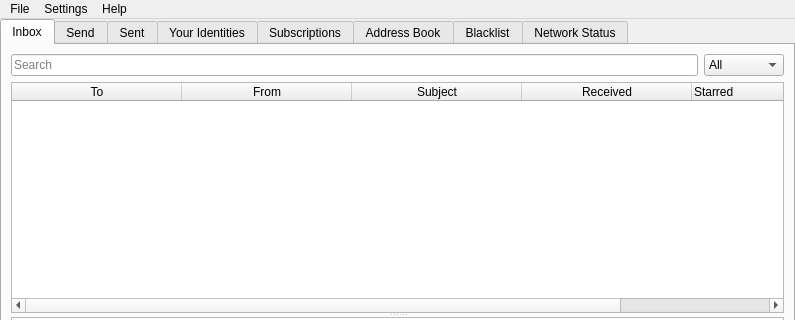
Before: the Qt Designer form src/bitmessageqt/bitmessageui.ui in Bitmessage/PyBitmessage, drawn with Qt 5; both pictures show x 0 to 795 and y 0 to 320 of the 795 by 580 pixel window.
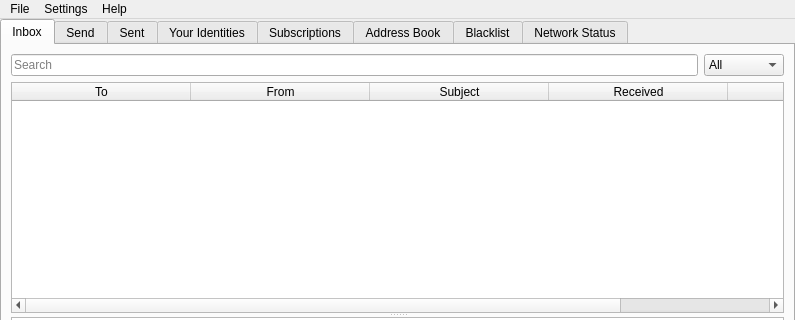
After: the same form once the commit is applied. Icons and pictures are not drawn.

Patch:
```diff
--- a/src/bitmessageqt/bitmessageui.ui
+++ b/src/bitmessageqt/bitmessageui.ui
@@ -145,13 +145,13 @@
             <bool>true</bool>
            </attribute>
            <attribute name="horizontalHeaderDefaultSectionSize">
-            <number>170</number>
+            <number>179</number>
            </attribute>
            <attribute name="horizontalHeaderHighlightSections">
             <bool>false</bool>
            </attribute>
            <attribute name="horizontalHeaderMinimumSectionSize">
-            <number>50</number>
+            <number>27</number>
            </attribute>
            <attribute name="horizontalHeaderShowSortIndicator" stdset="0">
             <bool>false</bool>
@@ -190,7 +190,7 @@
            </column>
            <column>
             <property name="text">
-             <string>Starred</string>
+             <string/>
             </property>
             <property name="textAlignment">
              <set>AlignLeft|AlignVCenter</set>
```
Left out of the diff: 12 changed lines with no effect on the pictures.
